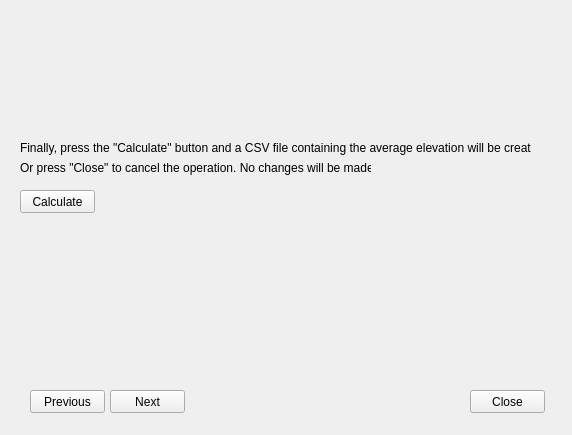
ThomasMNS/grim, file grim_dialog_base.ui: the form before one commit.
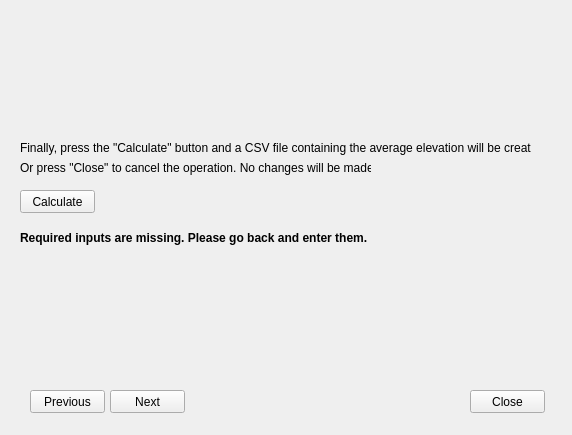
The form after the commit. The open tabs and pages were chosen to show the change. Icons and pictures are not drawn.

Commit message: General bugfixes and usability improvements

```diff
--- a/grim_dialog_base.ui
+++ b/grim_dialog_base.ui
@@ -884,6 +884,25 @@
       <string>Finally, press the &quot;Calculate&quot; button and a CSV file containing the average elevation will be created.</string>
      </property>
     </widget>
+    <widget class="QLabel" name="calculate_check_label">
+     <property name="geometry">
+      <rect>
+       <x>10</x>
+       <y>120</y>
+       <width>491</width>
+       <height>16</height>
+      </rect>
+     </property>
+     <property name="font">
+      <font>
+       <weight>75</weight>
+       <bold>true</bold>
+      </font>
+     </property>
+     <property name="text">
+      <string>Required inputs are missing. Please go back and enter them.</string>
+     </property>
+    </widget>
    </widget>
   </widget>
   <widget class="QPushButton" name="close_button">
```
Left out of the diff: 22 changed lines with no effect on the pictures. The commit also changes 1 other file.
